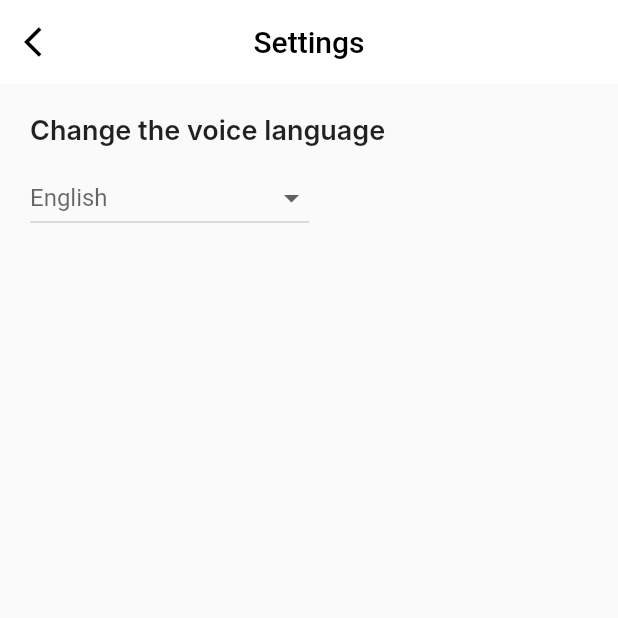
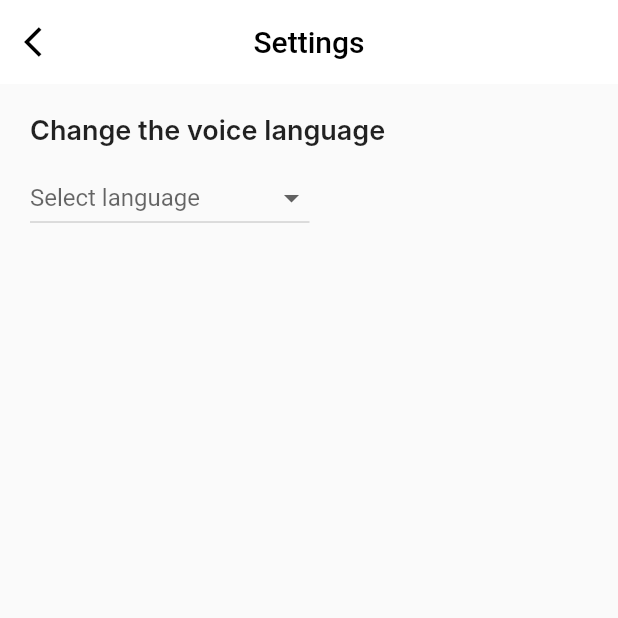
Before and after one commit to ERICKGALVAN/open_ai_assistant, a Flutter app: the Settings screen opened directly, on a phone screen of 412 x 824 dp, the top half of it. Run offline on Flutter 3.47's test engine with Material 2 defaults, Android fonts, the phone set to English and light mode, and no system bars; our stand-ins replace flutter_secure_storage, shared_preferences, speech_to_text; missing offline and left inert: text_to_speech; accounts and stored records are empty; Roboto replaces fonts that are missing (Inter).

Commit message:
fix some bugs

```diff
--- a/lib/ui/settings.dart
+++ b/lib/ui/settings.dart
@@ -87,7 +87,7 @@ class _SettingsState extends State<Settings> {
             ),
             const SizedBox(height: 10),
             DropdownButton<String>(
-              hint: const Text('English'),
+              hint: const Text('Select language'),
               value: _selectedLanguage,
               onChanged: (String? newValue) async {
                 final code = _languageCode[newValue];
```
Also changed, not shown: lib/ui/add_api_key.dart (+7 -3 lines).
